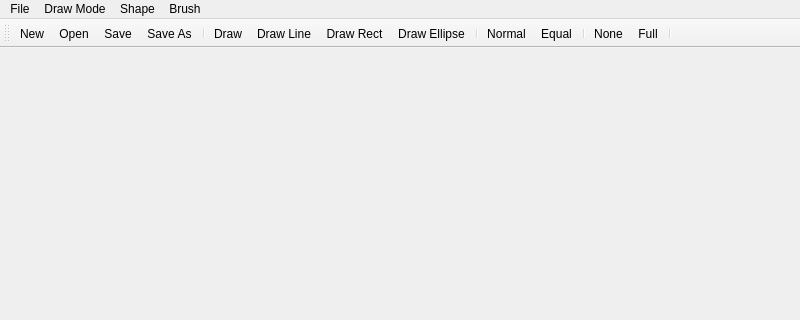
adam-zielonka/paintAZ, file mainwindow.ui: the form before one commit; both pictures show x 0 to 800 and y 0 to 320 of the 800 by 600 pixel window.
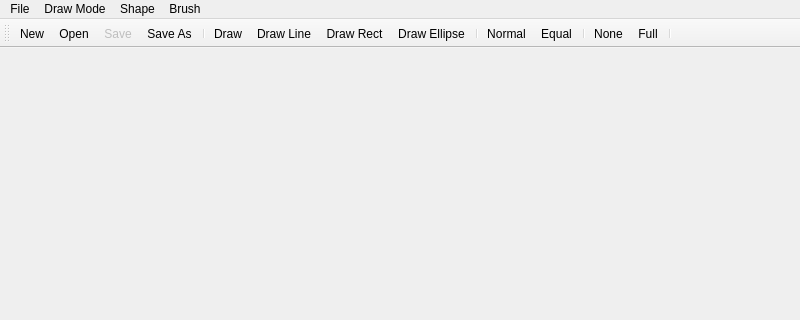
The form after the commit. Icons and pictures are not drawn.

What changed in the file:
```diff
--- a/mainwindow.ui
+++ b/mainwindow.ui
@@ -180,6 +180,9 @@
    </property>
   </action>
   <action name="actionSave">
+   <property name="enabled">
+    <bool>false</bool>
+   </property>
    <property name="icon">
     <iconset resource="resources.qrc">
      <normaloff>:/icons/icons/Save-50.png</normaloff>:/icons/icons/Save-50.png</iconset>
```
